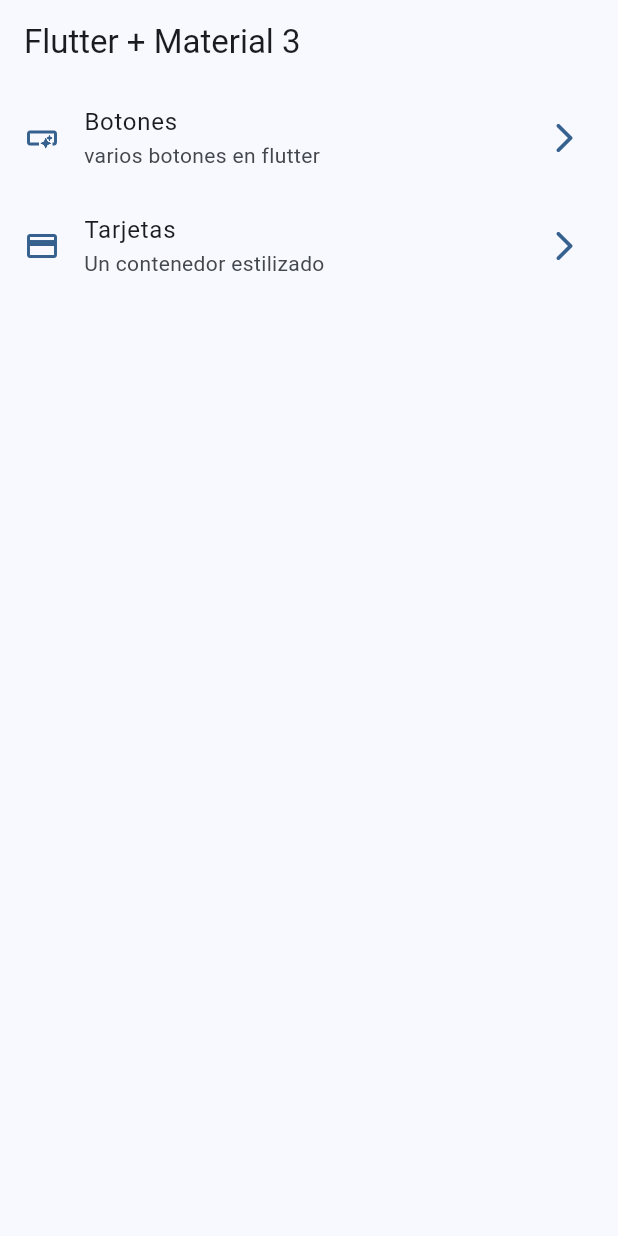
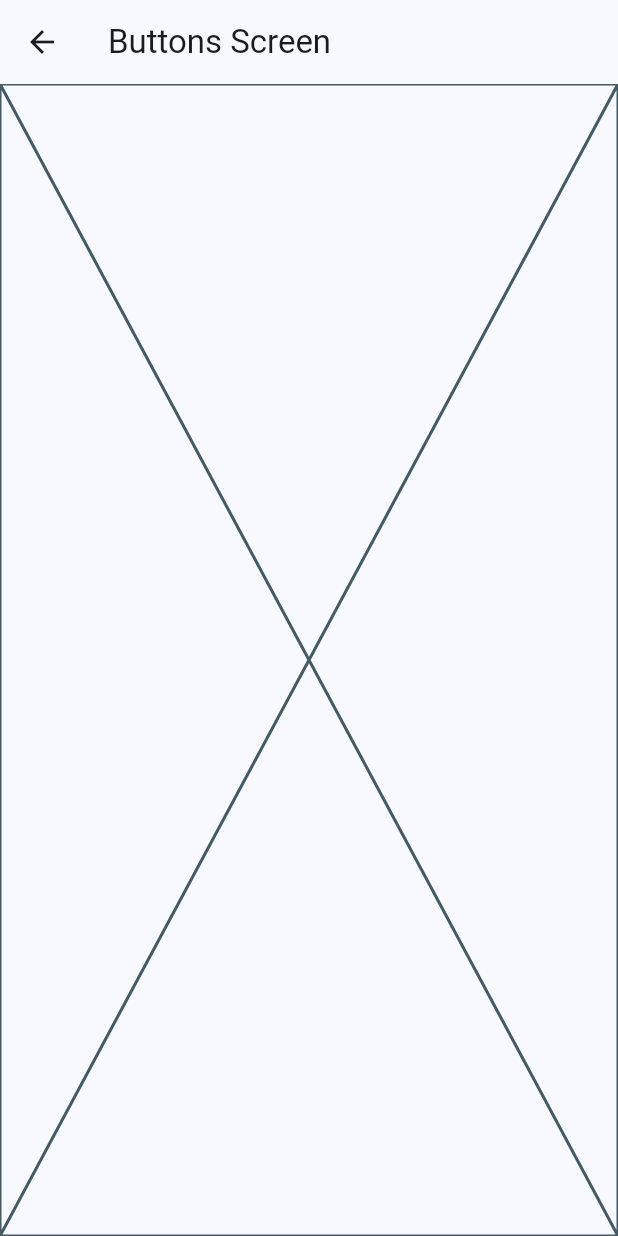
Before and after one commit to codigoinerte/flutter-widgets, a Flutter app: the screen it shows after launch, after a tap on "Botones", on a phone screen of 412 x 824 dp. Run offline on Flutter 3.47's test engine with Material 2 defaults, Android fonts, the phone set to English and light mode, and no system bars.

```diff
--- a/lib/config/menu/menu_items.dart
+++ b/lib/config/menu/menu_items.dart
@@ -24,7 +24,7 @@ const appMenuItems = <MenuItems>[
   MenuItems(
     title: "Tarjetas",
     subtitle: "Un contenedor estilizado",
-    link: "/card",
+    link: "/cards",
     icon: Icons.credit_card
   ),
 ];
--- a/lib/main.dart
+++ b/lib/main.dart
@@ -1,5 +1,7 @@
 import 'package:flutter/material.dart';
 import 'package:widgets_app/config/theme/app_theme.dart';
+import 'package:widgets_app/presentation/screens/buttons/buttons_screen.dart';
+import 'package:widgets_app/presentation/screens/cards/cards_screen.dart';
 import 'package:widgets_app/presentation/screens/home/home_screen.dart';
 
 void main() {
@@ -14,7 +16,11 @@ class MainApp extends StatelessWidget {
     return MaterialApp(
       debugShowCheckedModeBanner: false,
       theme: AppTheme(selectedColor: 0).getTheme(),
-      home: const HomeScreen()
+      home: const HomeScreen(),
+      routes: {
+        '/buttons': (context) => const ButtonsScreen(),
+        '/cards': (context) => const CardsScreen()
+      }
     );
   }
 }
--- /dev/null
+++ b/lib/presentation/screens/buttons/buttons_screen.dart
@@ -0,0 +1,15 @@
+import 'package:flutter/material.dart';
+
+class ButtonsScreen extends StatelessWidget {
+  const ButtonsScreen({super.key});
+
+  @override
+  Widget build(BuildContext context) {
+    return Scaffold(
+      appBar: AppBar(
+        title: const Text("Buttons Screen"),
+      ),
+      body: const Placeholder(),
+    );
+  }
+}
--- a/lib/presentation/screens/home/home_screen.dart
+++ b/lib/presentation/screens/home/home_screen.dart
@@ -1,6 +1,7 @@
 import 'package:flutter/material.dart';
 import 'package:widgets_app/config/menu/menu_items.dart';
 import 'package:widgets_app/config/theme/app_theme.dart';
+import 'package:widgets_app/presentation/screens/buttons/buttons_screen.dart';
 
 class HomeScreen extends StatelessWidget {
   const HomeScreen({super.key});
@@ -50,7 +51,16 @@ class _CustomListTitle extends StatelessWidget {
       leading: Icon(menuItem.icon, color: colors.primary),
       trailing: Icon(Icons.arrow_forward_ios_rounded, color:colors.primary),
       onTap: (){
-        // TODO: navegar a otra pantalla
+                            //pop
+                            //replace
+        // Navigator.of(context).push(
+        //   MaterialPageRoute(
+        //     builder: (context) => const ButtonsScreen(),
+        //   )
+        // );
+
+        Navigator.pushNamed(context, menuItem.link);
+
       },
     );
   }
```
Also changed, not shown: lib/presentation/screens/cards/cards_screen.dart (added, +15 -0 lines).
